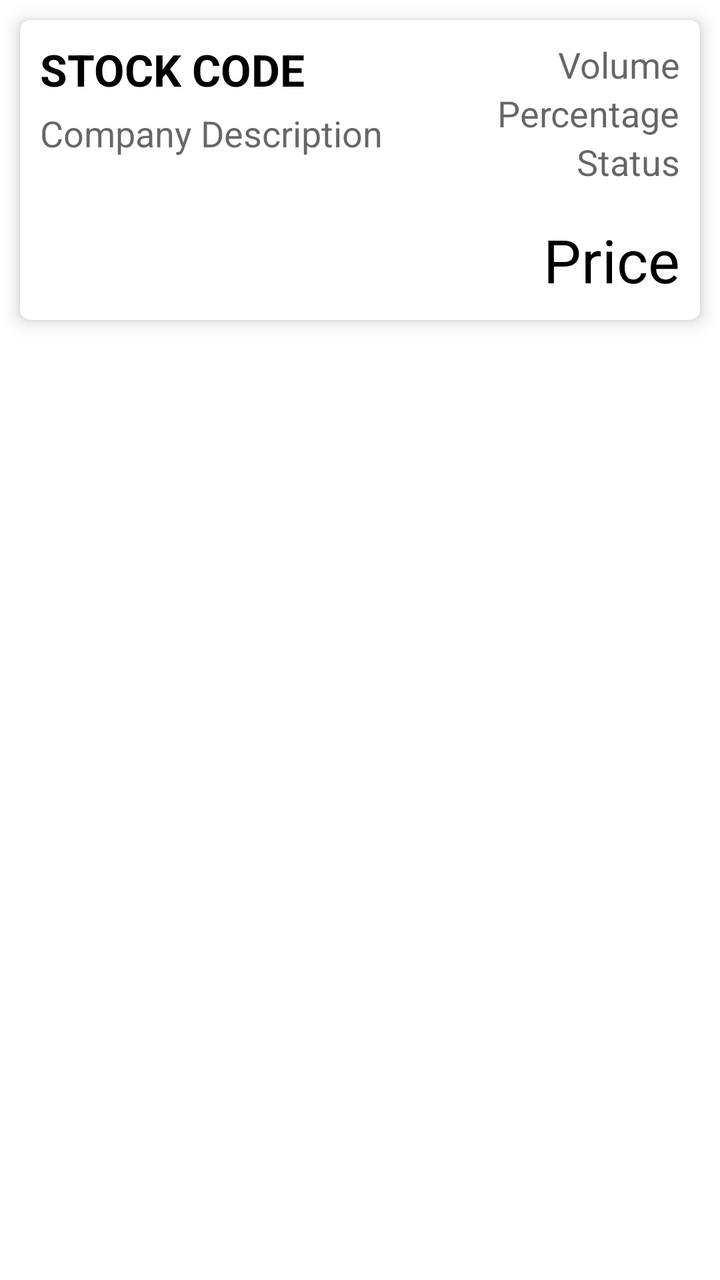
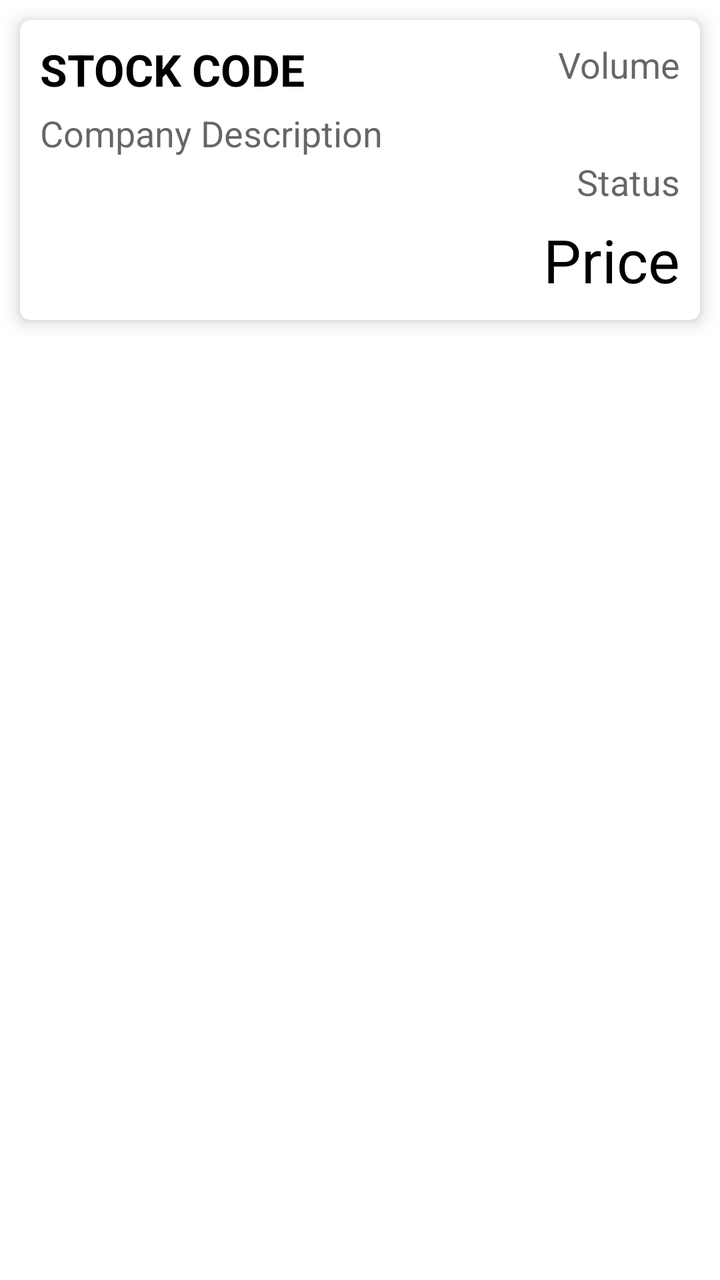

Screens rendered from an Android XML layout before and after an edit, with the pre-edit source and the edit as a unified diff.
<!-- AndroidManifest.xml: application theme AppTheme -->
<!-- res/layout/content_detail_stocks.xml -->
<?xml version="1.0" encoding="utf-8"?>
<RelativeLayout xmlns:android="http://schemas.android.com/apk/res/android"
    xmlns:app="http://schemas.android.com/apk/res-auto"
    android:layout_width="match_parent"
    android:layout_height="wrap_content"
    xmlns:card_view="http://schemas.android.com/tools">
    <androidx.cardview.widget.CardView
        android:layout_width="match_parent"
        android:layout_height="wrap_content"
        android:padding="10dp"
        android:layout_margin="10dp"
        app:cardCornerRadius="5dp"
        app:cardElevation="5dp"
        >
        <RelativeLayout
            android:layout_width="wrap_content"
            android:layout_height="150dp">
            <TextView
                android:id="@+id/txt_stock_symbol"
                android:layout_width="wrap_content"
                android:layout_height="wrap_content"
                android:textAllCaps="true"
                style="@style/Base.TextAppearance.AppCompat.Large"
                android:textColor="#000"
                android:layout_alignParentLeft="true"
                android:text="Stock Code"
                android:textStyle="bold"
                android:layout_marginLeft="10dp"
                android:layout_marginTop="10dp"
                />
            <TextView
                android:id="@+id/txt_company_description"
                android:layout_width="wrap_content"
                android:layout_height="wrap_content"
                android:text="Company Description"
                android:layout_below="@+id/txt_stock_symbol"
                android:layout_marginTop="5dp"
                style="@style/Base.TextAppearance.AppCompat.Medium"
                android:layout_marginLeft="10dp"
                />
            <LinearLayout
                android:layout_width="wrap_content"
                android:layout_height="fill_parent"
                android:orientation="vertical"
                android:layout_alignParentRight="true"
                android:layout_marginTop="10dp"
                >
                <TextView
                    android:id="@+id/txt_stock_volume"
                    android:layout_width="wrap_content"
                    android:layout_height="wrap_content"
                    android:text="Volume"
                    style="@style/Base.TextAppearance.AppCompat.Medium"
                    android:layout_gravity="right"
                    android:layout_marginRight="10dp"
                    />
                <TextView
                    android:id="@+id/txt_stock_percent"
                    android:layout_width="wrap_content"
                    android:layout_height="wrap_content"
                    android:layout_marginRight="10dp"
                    android:text="Percentage"
                    style="@style/Base.TextAppearance.AppCompat.Medium"
                    android:layout_gravity="right"
                    />

                <TextView
                    android:id="@+id/txt_stock_status"
                    android:layout_width="wrap_content"
                    android:layout_height="wrap_content"
                    android:layout_marginRight="10dp"
                    android:text="Status"
                    style="@style/Base.TextAppearance.AppCompat.Medium"
                    android:layout_gravity="right"
                    />
            </LinearLayout>
            <TextView
                android:id="@+id/txt_stock_price"
                android:layout_width="wrap_content"
                android:layout_height="wrap_content"
                android:textColor="#000"
                android:text="Price"
                android:layout_alignParentBottom="true"
                android:layout_alignParentRight="true"
                android:textSize="30sp"
                android:layout_margin="10dp"
                android:layout_gravity="right"
                />
        </RelativeLayout>
    </androidx.cardview.widget.CardView>

</RelativeLayout>
<!-- resources referenced by this layout -->
<resources>
  <style name="AppTheme" parent="Theme.MaterialComponents.Light">
          
          <item name="colorPrimary">@color/colorPrimary</item>
          <item name="colorPrimaryDark">@color/colorPrimaryDark</item>
          <item name="colorAccent">@color/colorAccent</item>
          <item name="statusBarBackground">@color/colorAccent</item>
          <item name="colorControlNormal">@color/colorWhite</item>
      </style>
  <color name="colorPrimary">#008b00</color>
  <color name="colorPrimaryDark">#00b248</color>
  <color name="colorAccent">#008b00</color>
  <color name="colorWhite">#ffffff</color>
</resources>

<!-- the commit's change to res/layout/content_detail_stocks.xml (unified diff, before → after) -->
@@ -54,11 +54,13 @@
                     android:layout_gravity="right"
                     android:layout_marginRight="10dp"
                     />
-                <TextView
+                <com.google.android.material.textview.MaterialTextView
                     android:id="@+id/txt_stock_percent"
                     android:layout_width="wrap_content"
                     android:layout_height="wrap_content"
                     android:layout_marginRight="10dp"
+                    android:textColor="@color/colorWhite"
+                    android:padding="5dp"
                     android:text="Percentage"
                     style="@style/Base.TextAppearance.AppCompat.Medium"
                     android:layout_gravity="right"
